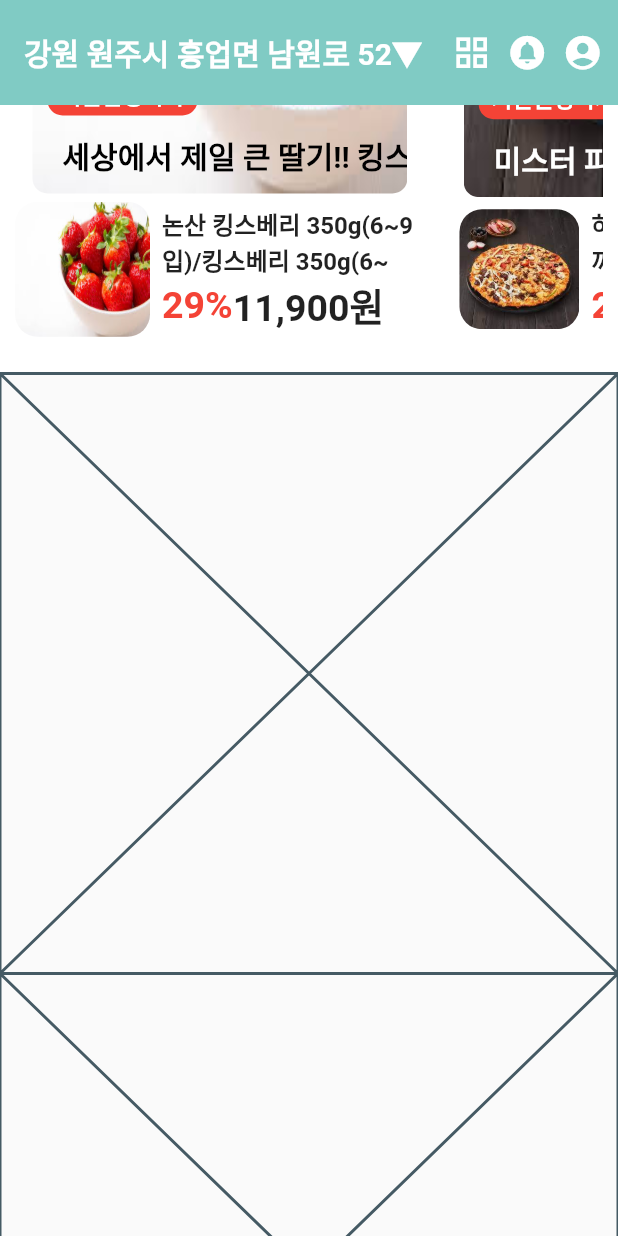
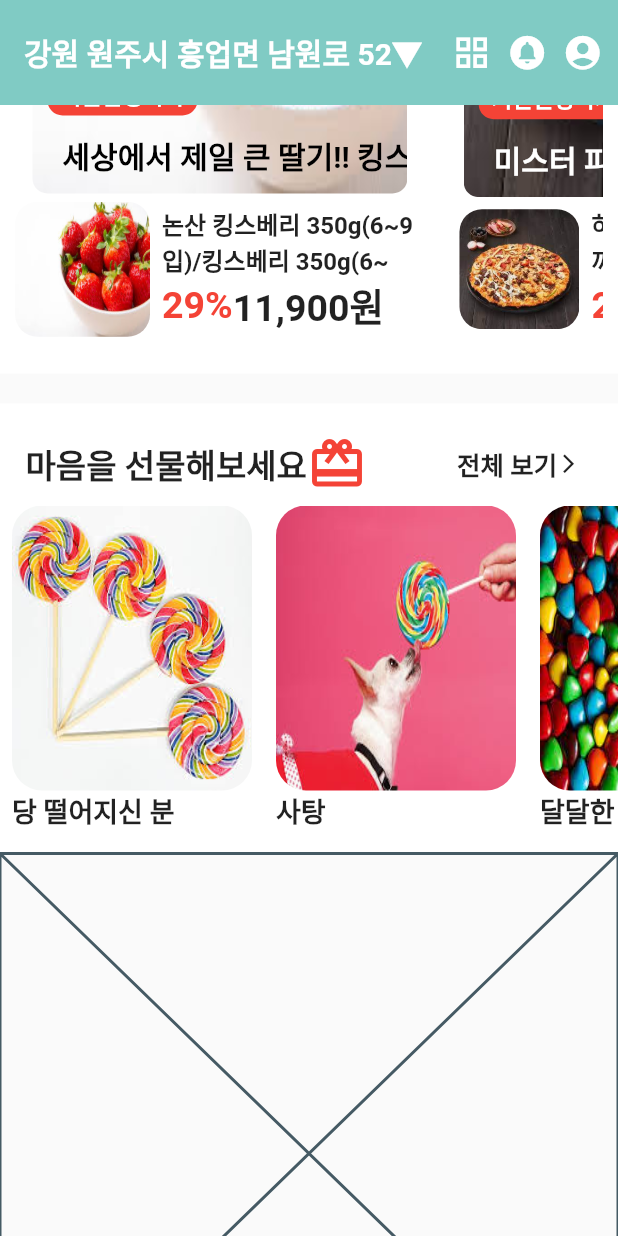
Before and after one commit to chihyeonwon/Flutter_Baemin, a Flutter app: the screen it shows after launch, scrolled down 2304 dp, on a phone screen of 412 x 824 dp. Run offline on Flutter 3.47's test engine with Material 2 defaults, Android fonts, the phone set to English and light mode, and no system bars; our stand-ins replace carousel_slider.

Commit message:
present 위젯 구현

```diff
--- a/lib/present.dart
+++ b/lib/present.dart
@@ -1,10 +1,157 @@
 import 'package:flutter/material.dart';
 
-class Present extends StatelessWidget {
+class Present extends StatefulWidget {
   const Present({Key? key}) : super(key: key);
 
   @override
+  State<Present> createState() => _PresentState();
+}
+
+class _PresentState extends State<Present> {
+  @override
   Widget build(BuildContext context) {
-    return const Placeholder();
+    return Padding(
+      padding: EdgeInsets.only(top: 20.0),
+      child: Material(
+        child: Container(
+          width: 1000,
+          height: 300,
+          color: Colors.white,
+          child: Padding(
+            padding: const EdgeInsets.only(
+              top: 20.0,
+            ),
+            child: Column(
+              children: [
+                Row(
+                  children: [
+                    Row(
+                      children: [
+                        Padding(
+                          padding: const EdgeInsets.only(left: 17.0),
+                          child: Text('마음을 선물해보세요',
+                              style: TextStyle(
+                                fontSize: 22.0,
+                                fontWeight: FontWeight.bold,
+                              )),
+                        ),
+                        Icon(
+                          Icons.card_giftcard,
+                          size: 40.0,
+                          color: Colors.red,
+                        ),
+                        Padding(
+                          padding: const EdgeInsets.only(
+                            left: 60.0,
+                          ),
+                          child: Row(
+                            children: [
+                              Text('전체 보기',
+                                  style: TextStyle(
+                                    fontSize: 17.0,
+                                    fontWeight: FontWeight.bold,
+                                  )),
+                              Icon(
+                                Icons.arrow_forward_ios,
+                                size: 15.0,
+                              )
+                            ],
+                          ),
+                        ),
+                      ],
+                    ),
+                  ],
+                ),
+                SingleChildScrollView(
+                  scrollDirection: Axis.horizontal,
+                  child: Row(
+                    children: [
+                      Padding(
+                        padding: const EdgeInsets.all(8.0),
+                        child: Column(
+                          crossAxisAlignment: CrossAxisAlignment.start,
+                          children: [
+                            InkWell(
+                              onTap:() {},
+                              child: Ink(
+                                  width: 160,
+                                  height: 190,
+                                  child: ClipRRect(
+                                    borderRadius: BorderRadius.circular(
+                                      20,
+                                    ),
+                                    child: Image.asset('asset/img/present1.jpeg',
+                                        fit: BoxFit.fill),
+                                  )),
+                            ),
+                            Text('당 떨어지신 분',
+                                style: TextStyle(
+                                  fontSize: 18.0,
+                                  fontWeight:FontWeight.bold,
+                                ))
+                          ],
+                        ),
+                      ),
+                      Padding(
+                        padding: const EdgeInsets.all(8.0),
+                        child: Column(
+                          crossAxisAlignment: CrossAxisAlignment.start,
+                          children: [
+                            InkWell(
+                              onTap: () { },
+                              child: Ink(
+                                  width: 160,
+                                  height: 190,
+                                  child: ClipRRect(
+                                    borderRadius: BorderRadius.circular(
+                                      20,
+                                    ),
+                                    child: Image.asset('asset/img/present2.jpeg',
+                                        fit: BoxFit.fill),
+                                  )),
+                            ),
+                            Text('사탕',
+                                style: TextStyle(
+                                  fontSize: 18.0,
+                                  fontWeight:FontWeight.bold,
+                                ))
+                          ],
+                        ),
+                      ),
+                      Padding(
+                        padding: const EdgeInsets.all(8.0),
+                        child: Column(
+                          crossAxisAlignment: CrossAxisAlignment.start,
+                          children: [
+                            InkWell(
+                              onTap: () {},
+                              child: Ink(
+                                  width: 160,
+                                  height: 190,
+                                  child: ClipRRect(
+                                    borderRadius: BorderRadius.circular(
+                                      20,
+                                    ),
+                                    child: Image.asset('asset/img/present3.jpeg',
+                                        fit: BoxFit.fill),
+                                  )),
+                            ),
+                            Text('달달한 내사랑 받아줘',
+                                style: TextStyle(
+                                  fontSize: 18.0,
+                                  fontWeight:FontWeight.bold,
+                                ))
+                          ],
+                        ),
+                      ),
+                    ],
+                  ),
+                )
+              ],
+            ),
+          ),
+        ),
+      ),
+    );
   }
 }
```
